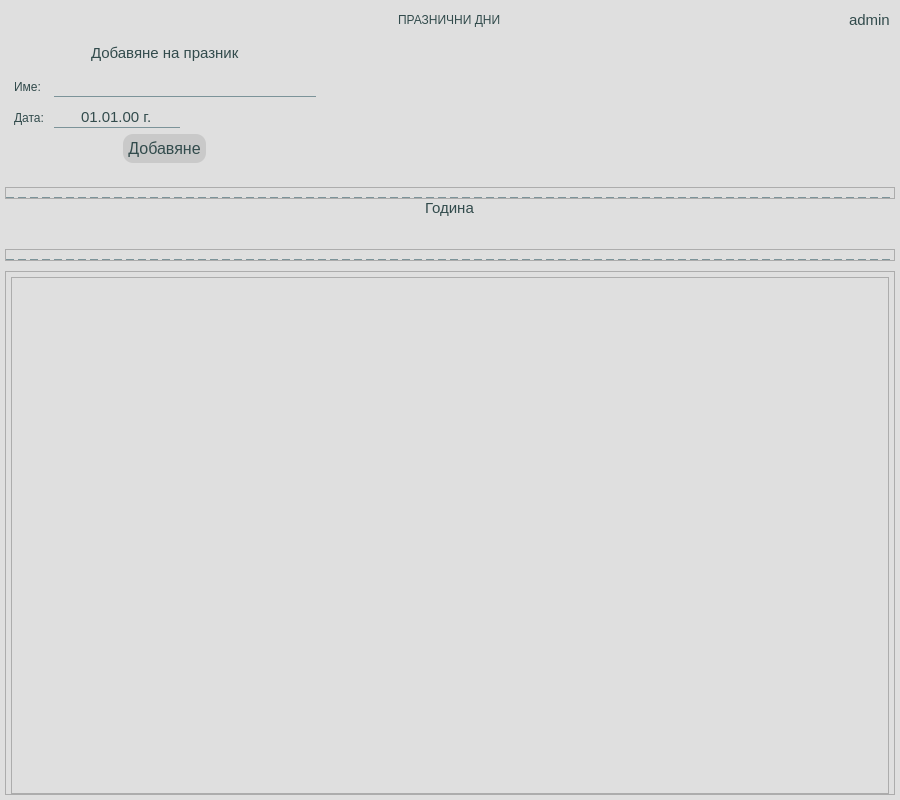
First picture: the form in app/ui/widgets/customHolidaysWidget.ui, repository DevilPhp/WorkSalary.v01, before the edit.
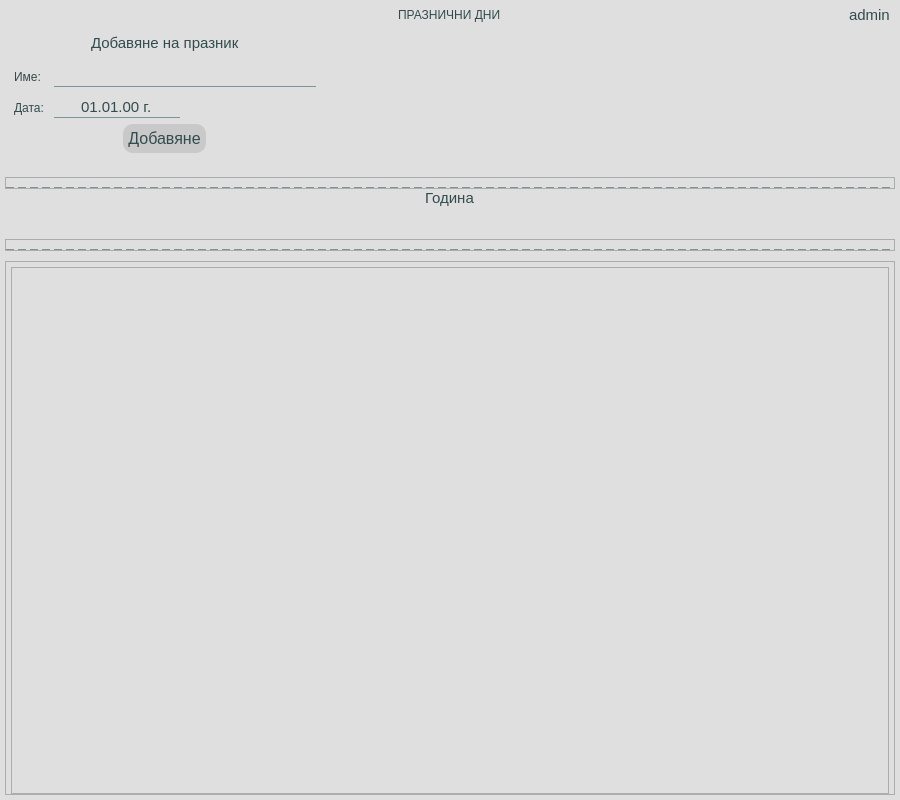
Second picture: the form after the edit. Icons and pictures are not drawn.

```diff
--- a/app/ui/widgets/customHolidaysWidget.ui
+++ b/app/ui/widgets/customHolidaysWidget.ui
@@ -84,10 +84,20 @@
 	font: 700 13pt &quot;Segoe UI&quot;;
 }
 
-#userIcon, #newHolidayCalBtn {
+#newHolidayCalBtn {
 	background-color: #dfdfdf;
 }
 
+#userIcon, #logoutBtn{
+	background-color: #dfdfdf;
+	padding: 0px;
+}
+
+#logoutBtn:hover{
+	icon: url(:/icons/app/assets/icons/Log-Out--Streamline-Feather_#192626.svg);
+}
+
+
 #usernameLabel {
 	font-size: 11pt;
 }
@@ -371,7 +381,7 @@
                         <second>0</second>
                         <year>1990</year>
                         <month>9</month>
-                        <day>4</day>
+                        <day>3</day>
                        </datetime>
                       </property>
                       <property name="displayFormat">
@@ -575,7 +585,7 @@
         <x>0</x>
         <y>0</y>
         <width>888</width>
-        <height>503</height>
+        <height>513</height>
        </rect>
       </property>
       <layout class="QVBoxLayout" name="verticalLayout_12">
```
Left out of the diff: 17 changed lines with no effect on the pictures.
